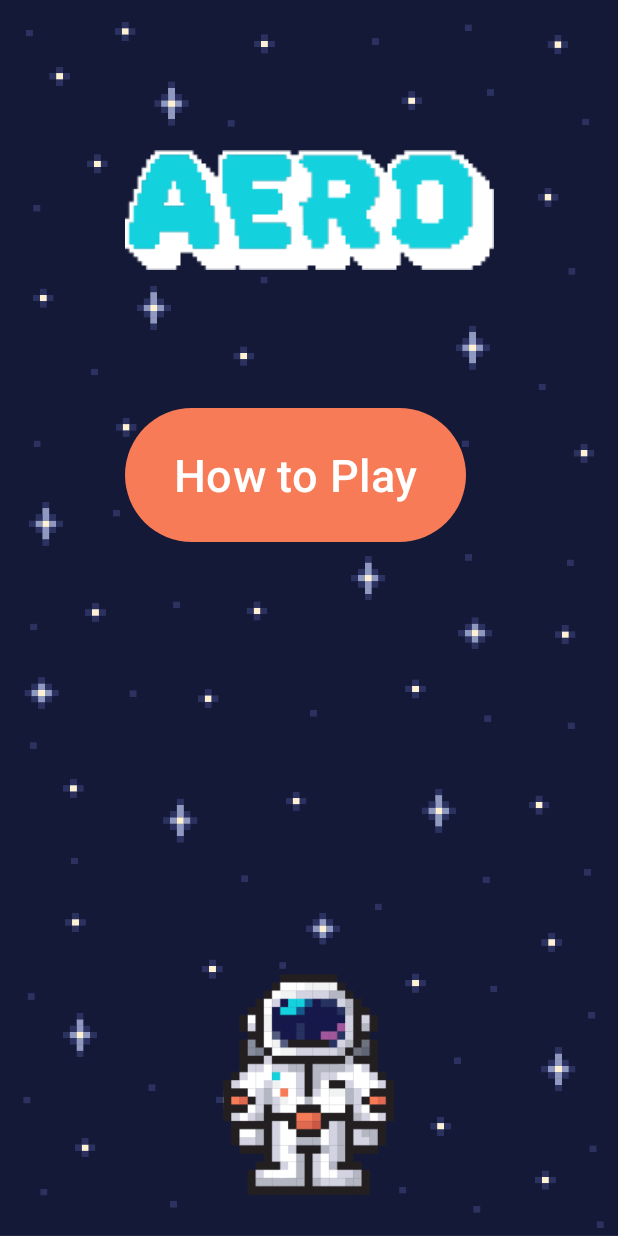
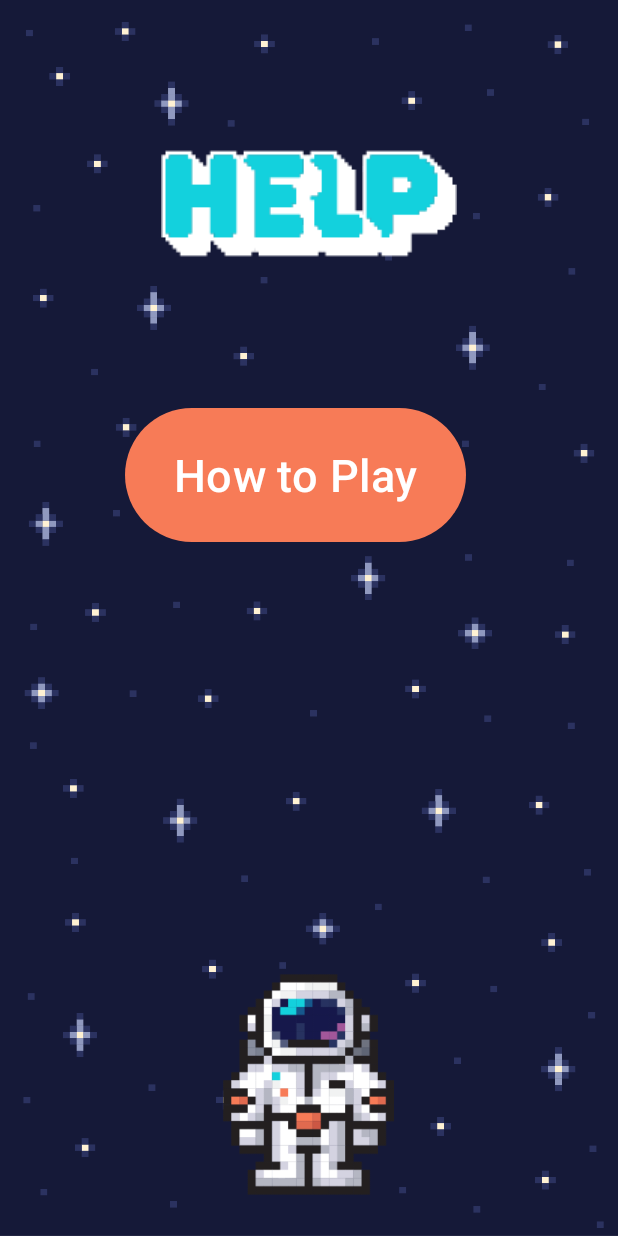
Before and after one commit to NovaRanger/Aero, an Android app: the SettingsActivity screen opened directly, with no data from a screen before it, on a phone screen of 412 x 824 dp. Run offline under Robolectric (Android 15) with nearby library versions, the phone set to English and light mode, and no system bars.

Commit message:
update - added different colors for arrows, added icon/logo, added header images and text for settings page

```diff
--- a/app/src/main/res/layout/color_activity.xml
+++ b/app/src/main/res/layout/color_activity.xml
@@ -10,13 +10,13 @@
     tools:context=".ColorActivity">
 
     <ImageView
-        android:id="@+id/aeroIcon"
+        android:id="@+id/colorHeader"
         android:layout_width="wrap_content"
         android:layout_height="wrap_content"
         android:layout_margin="100dp"
         android:layout_marginTop="60dp"
-        android:contentDescription="@string/cd_aero"
-        android:src="@drawable/start_aero_logo"
+        android:contentDescription="@string/cd_colors"
+        android:src="@drawable/settings_header_colors"
         app:layout_constraintHorizontal_bias="0.496"
         app:layout_constraintLeft_toLeftOf="parent"
         app:layout_constraintRight_toRightOf="parent"
--- a/app/src/main/res/layout/settings_activity.xml
+++ b/app/src/main/res/layout/settings_activity.xml
@@ -24,13 +24,13 @@
         app:layout_constraintVertical_bias="0.96" />
 
     <ImageView
-        android:id="@+id/aeroIcon"
+        android:id="@+id/helpHeader"
         android:layout_width="wrap_content"
         android:layout_height="wrap_content"
         android:layout_margin="100dp"
         android:layout_marginTop="56dp"
-        android:contentDescription="@string/cd_aero"
-        android:src="@drawable/start_aero_logo"
+        android:contentDescription="@string/cd_help"
+        android:src="@drawable/settings_header_help"
         app:layout_constraintHorizontal_bias="0.496"
         app:layout_constraintLeft_toLeftOf="parent"
         app:layout_constraintRight_toRightOf="parent"
--- a/app/src/main/res/values/strings.xml
+++ b/app/src/main/res/values/strings.xml
@@ -7,6 +7,9 @@
     <string name="cd_astronaut">astronaut image</string>
     <string name="cd_play">play</string>
     <string name="cd_help">help</string>
+    <string name="cd_settings">settings</string>
+    <string name="cd_colors">colors</string>
+    <string name="cd_credits">credits</string>
     <string name="Replay" />
     <string name="gameOver" />
     <string name="Menu" />
```
Also changed, not shown: app/src/main/res/layout/about_activity.xml (+3 -4 lines), app/src/main/res/layout/help_activity.xml (+4 -4 lines).
